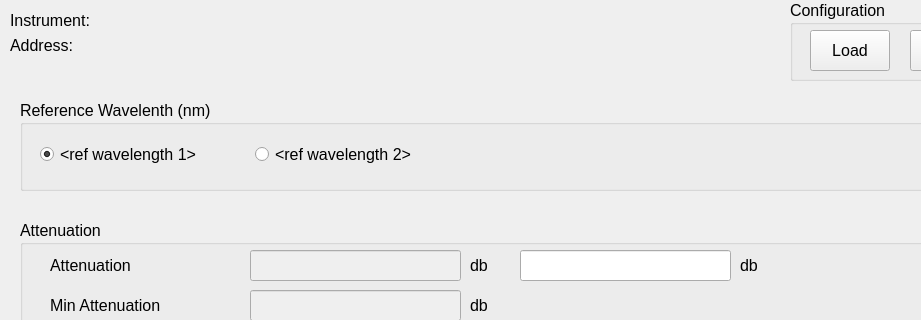
shattered97/OSICS_Interface, file src/Device_Config_Windows/ConfigOSICS_ATN.ui: the form before one commit; both pictures show x 0 to 921 and y 0 to 320 of the 1024 by 786 pixel window.
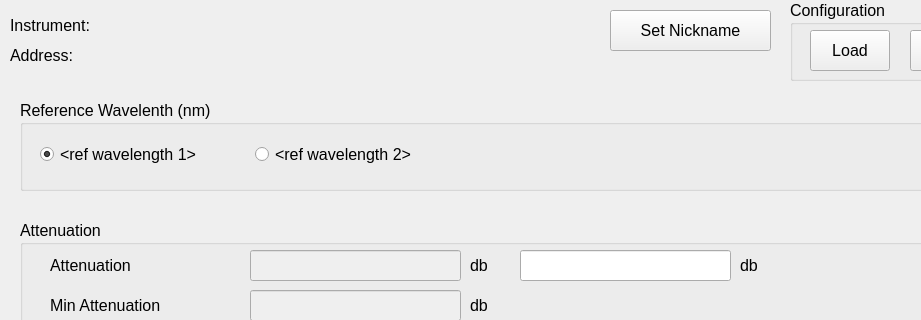
The form after the commit.

```diff
--- a/src/Device_Config_Windows/ConfigOSICS_ATN.ui
+++ b/src/Device_Config_Windows/ConfigOSICS_ATN.ui
@@ -68,8 +68,8 @@
     <property name="geometry">
      <rect>
       <x>10</x>
-      <y>30</y>
-      <width>751</width>
+      <y>40</y>
+      <width>621</width>
       <height>31</height>
      </rect>
     </property>
@@ -87,8 +87,8 @@
      <rect>
       <x>10</x>
       <y>10</y>
-      <width>751</width>
-      <height>21</height>
+      <width>621</width>
+      <height>31</height>
      </rect>
     </property>
     <property name="font">
@@ -616,6 +616,24 @@
      </property>
     </widget>
    </widget>
+   <widget class="QPushButton" name="setNicknameBtn">
+    <property name="geometry">
+     <rect>
+      <x>610</x>
+      <y>10</y>
+      <width>161</width>
+      <height>41</height>
+     </rect>
+    </property>
+    <property name="font">
+     <font>
+      <pointsize>12</pointsize>
+     </font>
+    </property>
+    <property name="text">
+     <string>Set Nickname</string>
+    </property>
+   </widget>
   </widget>
   <widget class="QMenuBar" name="menubar">
    <property name="geometry">
```
